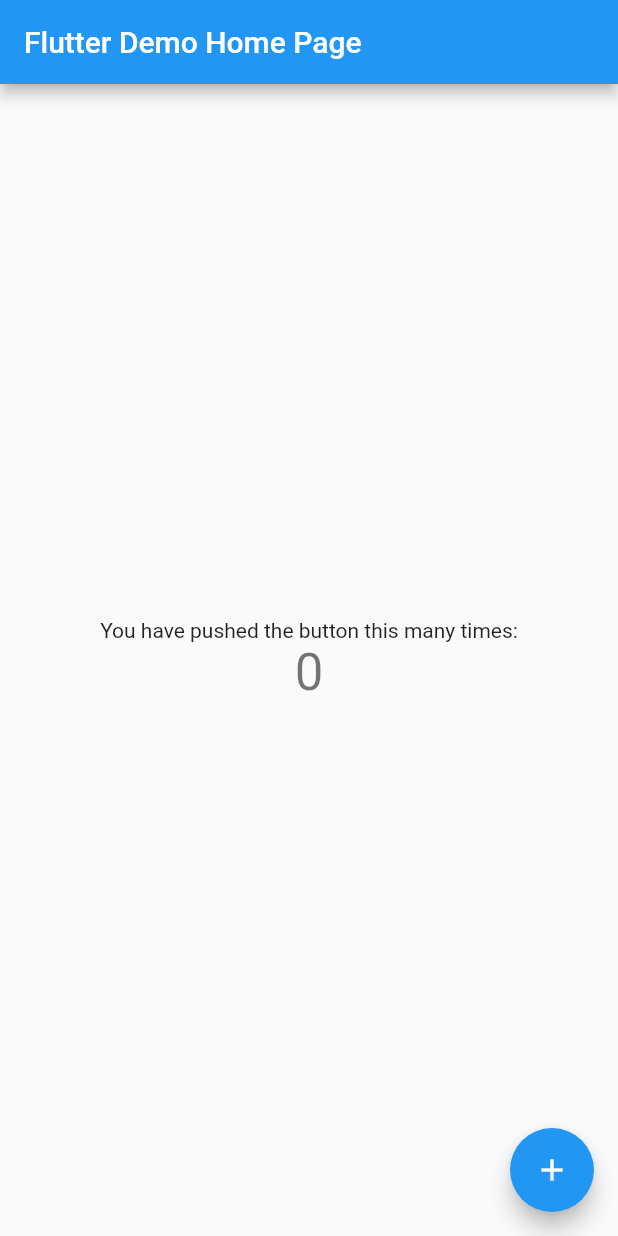
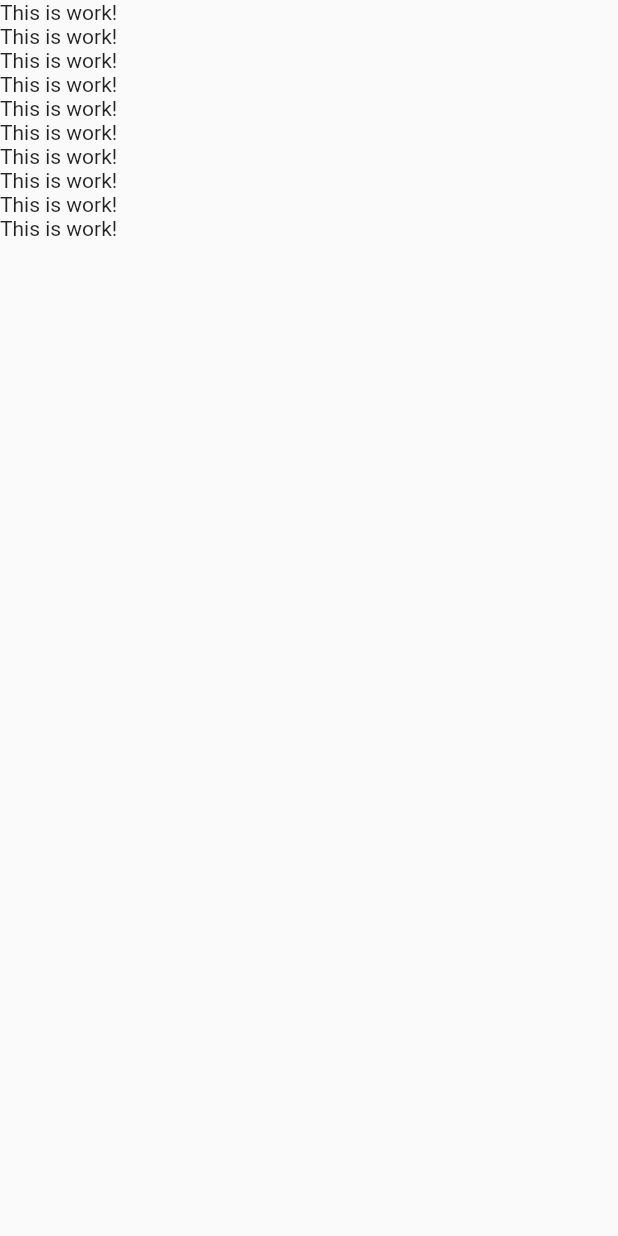
Before and after one commit to ZianFahrudy/FCM-ChatApp, a Flutter app: the screen it shows after launch, on a phone screen of 412 x 824 dp. Run offline on Flutter 3.47's test engine with Material 2 defaults, Android fonts, the phone set to English and light mode, and no system bars.

Commit message:
add chat page

```diff
--- a/flutter_chatapps/lib/main.dart
+++ b/flutter_chatapps/lib/main.dart
@@ -1,117 +1,7 @@
 import 'package:flutter/material.dart';
 
+import 'presentation/app_widgets.dart';
+
 void main() {
-  runApp(MyApp());
+  runApp(AppWidgets());
 }
-
-class MyApp extends StatelessWidget {
-  // This widget is the root of your application.
-  @override
-  Widget build(BuildContext context) {
-    return MaterialApp(
-      title: 'Flutter Demo',
-      theme: ThemeData(
-        // This is the theme of your application.
-        //
-        // Try running your application with "flutter run". You'll see the
-        // application has a blue toolbar. Then, without quitting the app, try
-        // changing the primarySwatch below to Colors.green and then invoke
-        // "hot reload" (press "r" in the console where you ran "flutter run",
-        // or simply save your changes to "hot reload" in a Flutter IDE).
-        // Notice that the counter didn't reset back to zero; the application
-        // is not restarted.
-        primarySwatch: Colors.blue,
-        // This makes the visual density adapt to the platform that you run
-        // the app on. For desktop platforms, the controls will be smaller and
-        // closer together (more dense) than on mobile platforms.
-        visualDensity: VisualDensity.adaptivePlatformDensity,
-      ),
-      home: MyHomePage(title: 'Flutter Demo Home Page'),
-    );
-  }
-}
-
-class MyHomePage extends StatefulWidget {
-  MyHomePage({Key key, this.title}) : super(key: key);
-
-  // This widget is the home page of your application. It is stateful, meaning
-  // that it has a State object (defined below) that contains fields that affect
-  // how it looks.
-
-  // This class is the configuration for the state. It holds the values (in this
-  // case the title) provided by the parent (in this case the App widget) and
-  // used by the build method of the State. Fields in a Widget subclass are
-  // always marked "final".
-
-  final String title;
-
-  @override
-  _MyHomePageState createState() => _MyHomePageState();
-}
-
-class _MyHomePageState extends State<MyHomePage> {
-  int _counter = 0;
-
-  void _incrementCounter() {
-    setState(() {
-      // This call to setState tells the Flutter framework that something has
-      // changed in this State, which causes it to rerun the build method below
-      // so that the display can reflect the updated values. If we changed
-      // _counter without calling setState(), then the build method would not be
-      // called again, and so nothing would appear to happen.
-      _counter++;
-    });
-  }
-
-  @override
-  Widget build(BuildContext context) {
-    // This method is rerun every time setState is called, for instance as done
-    // by the _incrementCounter method above.
-    //
-    // The Flutter framework has been optimized to make rerunning build methods
-    // fast, so that you can just rebuild anything that needs updating rather
-    // than having to individually change instances of widgets.
-    return Scaffold(
-      appBar: AppBar(
-        // Here we take the value from the MyHomePage object that was created by
-        // the App.build method, and use it to set our appbar title.
-        title: Text(widget.title),
-      ),
-      body: Center(
-        // Center is a layout widget. It takes a single child and positions it
-        // in the middle of the parent.
-        child: Column(
-          // Column is also a layout widget. It takes a list of children and
-          // arranges them vertically. By default, it sizes itself to fit its
-          // children horizontally, and tries to be as tall as its parent.
-          //
-          // Invoke "debug painting" (press "p" in the console, choose the
-          // "Toggle Debug Paint" action from the Flutter Inspector in Android
-          // Studio, or the "Toggle Debug Paint" command in Visual Studio Code)
-          // to see the wireframe for each widget.
-          //
-          // Column has various properties to control how it sizes itself and
-          // how it positions its children. Here we use mainAxisAlignment to
-          // center the children vertically; the main axis here is the vertical
-          // axis because Columns are vertical (the cross axis would be
-          // horizontal).
-          mainAxisAlignment: MainAxisAlignment.center,
-          children: <Widget>[
-            Text(
-              'You have pushed the button this many times:',
-            ),
-            Text(
-              '$_counter',
-              style: Theme.of(context).textTheme.headline4,
-            ),
-          ],
-        ),
-      ),
-      floatingActionButton: FloatingActionButton(
-        onPressed: _incrementCounter,
-        tooltip: 'Increment',
-        child: Icon(Icons.add),
-      ), // This trailing comma makes auto-formatting nicer for build methods.
-    );
-  }
-}
--- /dev/null
+++ b/flutter_chatapps/lib/presentation/app_widgets.dart
@@ -0,0 +1,13 @@
+import 'package:flutter/material.dart';
+import 'package:flutter_chatapps/presentation/pages/chat/chat_page.dart';
+
+class AppWidgets extends StatelessWidget {
+  const AppWidgets({Key key}) : super(key: key);
+
+  @override
+  Widget build(BuildContext context) {
+    return MaterialApp(
+      home: ChatPage(),
+    );
+  }
+}
--- /dev/null
+++ b/flutter_chatapps/lib/presentation/pages/chat/chat_page.dart
@@ -0,0 +1,13 @@
+import 'package:flutter/material.dart';
+
+class ChatPage extends StatelessWidget {
+  const ChatPage({Key key}) : super(key: key);
+
+  @override
+  Widget build(BuildContext context) {
+    return Scaffold(
+      body: ListView.builder(
+          itemCount: 10, itemBuilder: (context, i) => Text('This is work!')),
+    );
+  }
+}
```
Also changed, not shown: flutter_chatapps/lib/presentation/pages/auth/auth_page.dart (added), 2 other files.
